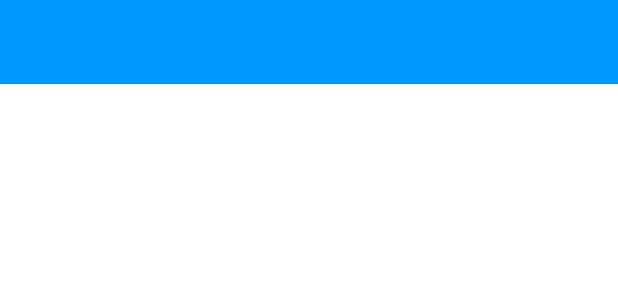
After one commit to David-Lisboa/FucapiEad, an Android app: the layout app_bar.xml on its own in the app's theme, with its tools: preview values and no code run, on a phone screen of 412 x 824 dp. The commit adds this screen. Shown: the top 300 px of the screen. Run offline under Robolectric (Android 15) with nearby library versions, the phone set to English and light mode, and no system bars.

Commit message:
Incio da implementação da mainActivetyi

```diff
--- a/app/src/main/java/com/davidpjoject/fucapiead/MainActivity.kt
+++ b/app/src/main/java/com/davidpjoject/fucapiead/MainActivity.kt
@@ -2,10 +2,15 @@ package com.davidpjoject.fucapiead
 
 import androidx.appcompat.app.AppCompatActivity
 import android.os.Bundle
+import androidx.appcompat.widget.Toolbar
+import android.view.Menu
+import android.view.MenuItem
+import kotlinx.android.synthetic.main.activity_main.*
 
 class MainActivity : AppCompatActivity() {
     override fun onCreate(savedInstanceState: Bundle?) {
         super.onCreate(savedInstanceState)
         setContentView(R.layout.activity_main)
+
     }
 }
--- /dev/null
+++ b/app/src/main/res/layout/app_bar.xml
@@ -0,0 +1,10 @@
+<?xml version="1.0" encoding="utf-8"?>
+<androidx.appcompat.widget.Toolbar
+    xmlns:android="http://schemas.android.com/apk/res/android"
+    android:id="@+id/app_bar_toolbar"
+    android:background="@color/colorPrimary"
+    android:layout_width="match_parent"
+    android:layout_height="wrap_content"
+    android:theme="@style/ThemeOverlay.AppCompat.Dark.ActionBar">
+
+</androidx.appcompat.widget.Toolbar>
```
Also changed, not shown: app/src/main/res/layout/activity_main.xml (+25 -9 lines).
